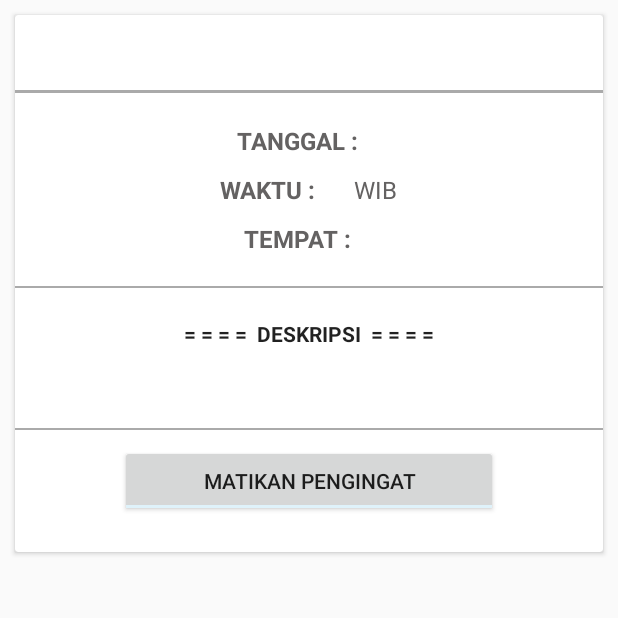
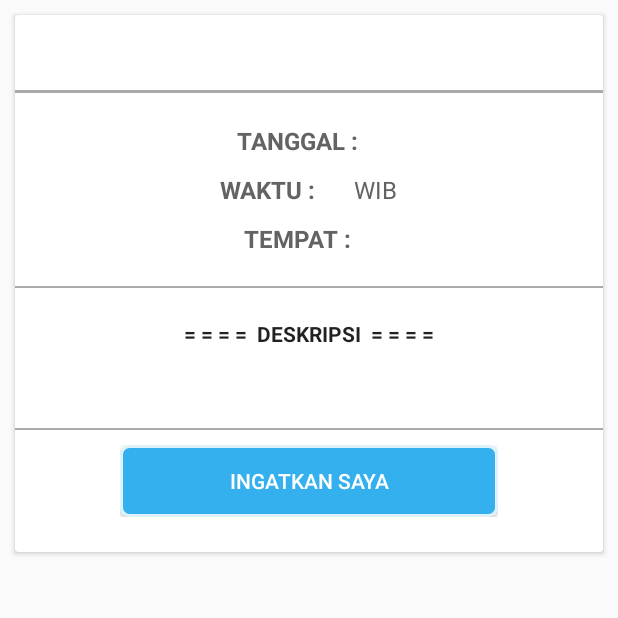
Before and after one commit to RBAYU505/clientsatu, an Android app: the DetailActivity screen opened directly, with no data from a screen before it, after a tap on "INGATKAN SAYA", on a phone screen of 412 x 824 dp, the top half of it. Run offline under Robolectric (Android 15) with nearby library versions, the phone set to English and light mode, and no system bars; 8 statements that could not run were skipped.

```diff
--- a/app/src/main/java/id/restabayu/clientsatu/DetailActivity.java
+++ b/app/src/main/java/id/restabayu/clientsatu/DetailActivity.java
@@ -8,6 +8,7 @@ import android.support.v7.app.AppCompatActivity;
 import android.util.Log;
 import android.view.View;
 import android.widget.Button;
+import android.widget.ScrollView;
 import android.widget.TextView;
 import android.widget.Toast;
 import android.widget.ToggleButton;
@@ -43,19 +44,20 @@ public class DetailActivity extends AppCompatActivity {
         notifTxt = (TextView) findViewById(R.id.notifTxt);
 
         alarmManager = (AlarmManager) getSystemService(ALARM_SERVICE);
-        ToggleButton alarmToggle = (ToggleButton) findViewById(R.id.alarmToggle);
+     //   ToggleButton alarmToggle = (ToggleButton) findViewById(R.id.alarmToggle);
 
         //GET INTENT
         Intent i = this.getIntent();
 
 
-        //RECEIVE DATA
+        //RECEIVE DATA ngangggo iki raiso dibukak.
         String nama = i.getExtras().getString("NAMA_KEY");
         String tanggal = i.getExtras().getString("TANGGAL_KEY");
         String waktu = i.getExtras().getString("WAKTU_KEY");
         String tempat = i.getExtras().getString("TEMPAT_KEY");
         String deskripsi = i.getExtras().getString("DESKRIPSI_KEY");
         String notif = i.getExtras().getString("NOTIF_KEY");
+
 
 
         //BIND DATA
@@ -69,9 +71,26 @@ public class DetailActivity extends AppCompatActivity {
 
     }
 
+    public void ingatkanSaya(View view) {
+        String date = Converter.ConvertDate(tanggalTxt.getText().toString(), "dd/MM/yyyy", "yyyy MM dd");
+        String time = notifTxt.getText().toString();
+        String dateTime = date + " " + time;
+        Date txtAlarm = Converter.toDate(dateTime, "yyyy MM dd HH:mm");
+
+            Log.d("MyActivity", "Alarm On");
+            Calendar calendar = Calendar.getInstance();
+            calendar.setTime(txtAlarm);
+            Intent myIntent = new Intent(this, AlarmReciever.class);
+            pendingIntent = PendingIntent.getBroadcast(DetailActivity.this, 0, myIntent, 0);
+            alarmManager.set(AlarmManager.RTC_WAKEUP, calendar.getTimeInMillis(), pendingIntent);
+
+            Toast.makeText(getApplicationContext(), "Pengingat telah dibuat !", Toast.LENGTH_SHORT).show();
+
+    }
 
 
-        public void onToggleClicked (View view) {
+
+     /*   public void onToggleClicked (View view) {
             String date = Converter.ConvertDate(tanggalTxt.getText().toString(), "dd/MM/yyyy", "yyyy MM dd");
             String time = notifTxt.getText().toString();
             String dateTime = date + " " + time;
@@ -89,5 +108,5 @@ public class DetailActivity extends AppCompatActivity {
                 alarmManager.cancel(pendingIntent);
                 Log.d("MyActivity", "Alarm Off");
             }
-        }
+        } */
 }
--- a/app/src/main/java/id/restabayu/clientsatu/Service/AlarmReciever.java
+++ b/app/src/main/java/id/restabayu/clientsatu/Service/AlarmReciever.java
@@ -9,6 +9,7 @@ import android.media.Ringtone;
 import android.media.RingtoneManager;
 import android.net.Uri;
 import android.os.Build;
+
 
 import static android.support.v4.content.ContextCompat.startForegroundService;
 import static android.support.v4.content.WakefulBroadcastReceiver.startWakefulService;
@@ -28,6 +29,7 @@ public class AlarmReciever extends BroadcastReceiver {
         Ringtone ringtone = RingtoneManager.getRingtone(context, alarmUri);
             ringtone.play();
 
+
         //this will send a notification message
         ComponentName comp = new ComponentName(context.getPackageName(),
                 AlarmService.class.getName());
--- a/app/src/main/res/layout/activity_detail.xml
+++ b/app/src/main/res/layout/activity_detail.xml
@@ -195,15 +195,14 @@
             android:paddingRight="70dp"
             android:paddingLeft="70dp">
 
-            <ToggleButton
-                android:id="@+id/alarmToggle"
+            <Button
                 android:layout_width="match_parent"
                 android:layout_height="wrap_content"
                 android:layout_gravity="center"
-                android:text="Alarm On/Off"
-                android:onClick="onToggleClicked"
-                android:textOn="Matikan Pengingat"
-                android:textOff="Ingatkan Saya"/>
+                android:background="@drawable/rounded_button_solid"
+                android:onClick="ingatkanSaya"
+                android:text="INGATKAN SAYA"
+                android:textColor="@color/windowBackground"/>
 
         </LinearLayout>
 
--- a/app/src/main/res/values/strings.xml
+++ b/app/src/main/res/values/strings.xml
@@ -1,5 +1,5 @@
 <resources>
-    <string name="app_name">IK EVENTS</string>
+    <string name="app_name">AGENDA UKM IK</string>
 
     <string name="title_activity_welcome">Home Screen</string>
     <string name="next">LANJUT</string>
```
Also changed, not shown: app/src/main/AndroidManifest.xml (+4 -8 lines), app/src/main/java/id/restabayu/clientsatu/App.java (added, +30 -0 lines), app/src/main/java/id/restabayu/clientsatu/Service/AlarmService.java (+46 -6 lines), app/src/main/res/mipmap-xhdpi/calendar.png (added).
